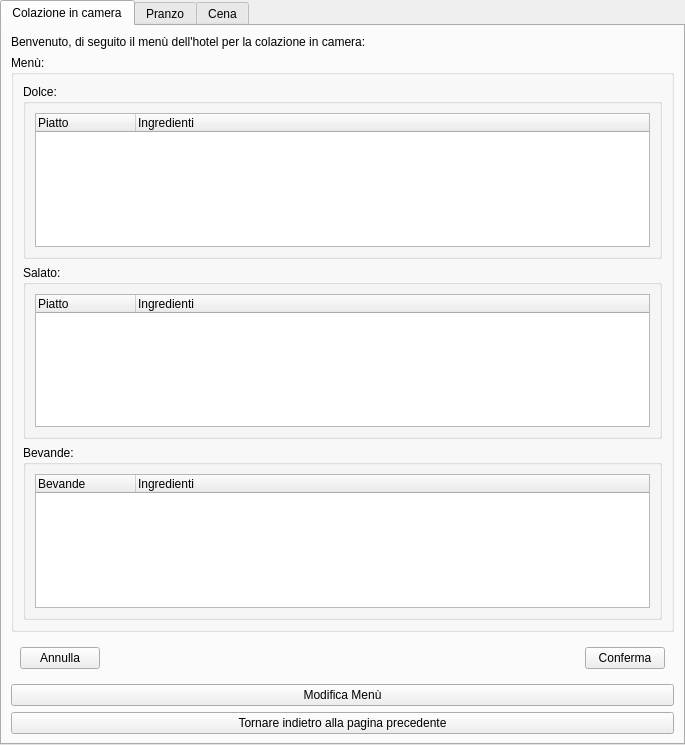
mdoraz/Hotel, file ui/Titolare/GestioneCucina/GestioneCucinaInterfaccia.ui: the form before one commit.
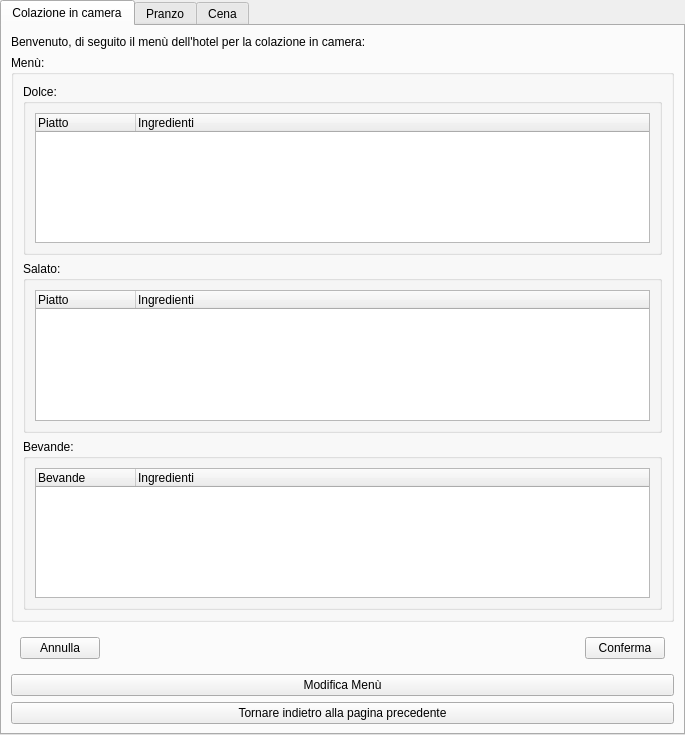
The form after the commit.

Commit message: modifiche gestione cucina titolare alla label per cambiare il testo quando si modifica il menu

Diff of the .ui file:
```diff
--- a/ui/Titolare/GestioneCucina/GestioneCucinaInterfaccia.ui
+++ b/ui/Titolare/GestioneCucina/GestioneCucinaInterfaccia.ui
@@ -10,7 +10,7 @@
     <x>0</x>
     <y>0</y>
     <width>685</width>
-    <height>745</height>
+    <height>735</height>
    </rect>
   </property>
   <property name="tabletTracking">
```
The commit also changes 1 other file.
